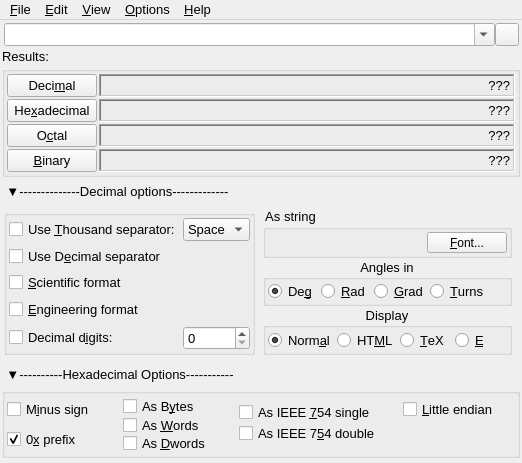
First picture: the form in FalconCalcQt/FalconCalcQt.ui, repository solyoma/FalconCalc, before the edit.
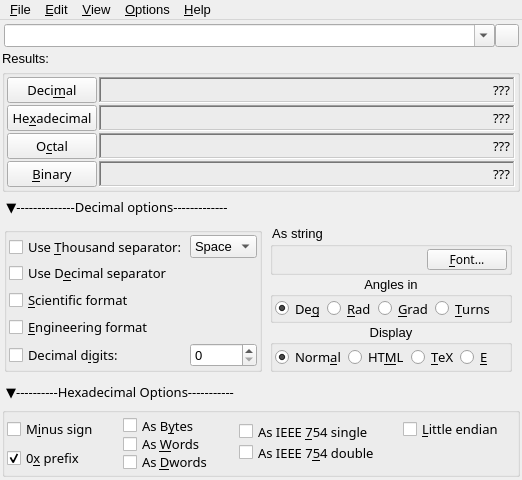
Second picture: the form after the edit. Icons and pictures are not drawn.

The edit to the form file:
```diff
--- a/FalconCalcQt/FalconCalcQt.ui
+++ b/FalconCalcQt/FalconCalcQt.ui
@@ -7,7 +7,7 @@
     <x>0</x>
     <y>0</y>
     <width>522</width>
-    <height>463</height>
+    <height>480</height>
    </rect>
   </property>
   <property name="sizePolicy">
@@ -25,7 +25,7 @@
   <property name="maximumSize">
    <size>
     <width>522</width>
-    <height>463</height>
+    <height>496</height>
    </size>
   </property>
   <property name="font">
@@ -183,7 +183,7 @@
          </property>
          <property name="font">
           <font>
-           <family>Tahoma</family>
+           <family>Sans Serif</family>
            <pointsize>10</pointsize>
           </font>
          </property>
@@ -205,7 +205,7 @@
          </property>
          <property name="font">
           <font>
-           <family>Tahoma</family>
+           <family>Sans Serif</family>
            <pointsize>10</pointsize>
           </font>
          </property>
@@ -248,7 +248,7 @@
          </property>
          <property name="font">
           <font>
-           <family>Tahoma</family>
+           <family>Sans Serif</family>
            <pointsize>10</pointsize>
           </font>
          </property>
@@ -270,7 +270,7 @@
          </property>
          <property name="font">
           <font>
-           <family>Tahoma</family>
+           <family>Sans Serif</family>
            <pointsize>10</pointsize>
           </font>
          </property>
@@ -313,7 +313,7 @@
          </property>
          <property name="font">
           <font>
-           <family>Tahoma</family>
+           <family>Sans Serif</family>
            <pointsize>10</pointsize>
           </font>
          </property>
@@ -335,7 +335,7 @@
          </property>
          <property name="font">
           <font>
-           <family>Tahoma</family>
+           <family>Sans Serif</family>
            <pointsize>10</pointsize>
           </font>
          </property>
@@ -378,7 +378,7 @@
          </property>
          <property name="font">
           <font>
-           <family>Tahoma</family>
+           <family>Sans Serif</family>
            <pointsize>10</pointsize>
           </font>
          </property>
@@ -400,7 +400,7 @@
          </property>
          <property name="font">
           <font>
-           <family>Tahoma</family>
+           <family>Sans Serif</family>
            <pointsize>10</pointsize>
           </font>
          </property>
@@ -438,6 +438,12 @@
         <height>24</height>
        </size>
       </property>
+      <property name="font">
+       <font>
+        <family>Sans Serif</family>
+        <pointsize>10</pointsize>
+       </font>
+      </property>
       <property name="text">
        <string>▼--------------Decimal options-------------</string>
       </property>
@@ -514,6 +520,12 @@
           </property>
           <item row="4" column="0">
            <widget class="QCheckBox" name="chkSci">
+            <property name="font">
+             <font>
+              <family>Sans Serif</family>
+              <pointsize>10</pointsize>
+             </font>
+            </property>
             <property name="text">
              <string>&amp;Scientific format</string>
             </property>
@@ -521,6 +533,12 @@
           </item>
           <item row="1" column="0" rowspan="3">
            <widget class="QCheckBox" name="chkDecDelim">
+            <property name="font">
+             <font>
+              <family>Sans Serif</family>
+              <pointsize>10</pointsize>
+             </font>
+            </property>
             <property name="text">
              <string>Use D&amp;ecimal separator</string>
             </property>
@@ -538,6 +556,12 @@
           </item>
           <item row="5" column="0" rowspan="3">
            <widget class="QCheckBox" name="chkEng">
+            <property name="font">
+             <font>
+              <family>Sans Serif</family>
+              <pointsize>10</pointsize>
+             </font>
+            </property>
             <property name="text">
              <string>&amp;Engineering format</string>
             </property>
@@ -545,6 +569,12 @@
           </item>
           <item row="0" column="0">
            <widget class="QCheckBox" name="chkThousandSep">
+            <property name="font">
+             <font>
+              <family>Sans Serif</family>
+              <pointsize>10</pointsize>
+             </font>
+            </property>
             <property name="text">
              <string>Use &amp;Thousand separator:</string>
             </property>
@@ -590,6 +620,12 @@
           </item>
           <item row="8" column="0">
            <widget class="QCheckBox" name="chkDecDigits">
+            <property name="font">
+             <font>
+              <family>Sans Serif</family>
+              <pointsize>10</pointsize>
+             </font>
+            </property>
             <property name="text">
              <string>Decimal d&amp;igits:</string>
             </property>
@@ -697,6 +733,11 @@
                  <height>20</height>
                 </size>
                </property>
+               <property name="font">
+                <font>
+                 <family>Sans Serif</family>
+                </font>
+               </property>
                <property name="text">
                 <string>&amp;Font...</string>
                </property>
@@ -737,6 +778,12 @@
              </property>
              <item>
               <widget class="QRadioButton" name="rbDeg">
+               <property name="font">
+                <font>
+                 <family>Sans Serif</family>
+                 <pointsize>10</pointsize>
+                </font>
+               </property>
                <property name="text">
                 <string>De&amp;g</string>
                </property>
@@ -747,6 +794,12 @@
              </item>
              <item>
               <widget class="QRadioButton" name="rbRad">
+               <property name="font">
+                <font>
+                 <family>Sans Serif</family>
+                 <pointsize>10</pointsize>
+                </font>
+               </property>
                <property name="text">
                 <string>&amp;Rad</string>
                </property>
@@ -754,6 +807,12 @@
              </item>
              <item>
               <widget class="QRadioButton" name="rbGrad">
+               <property name="font">
+                <font>
+                 <family>Sans Serif</family>
+                 <pointsize>10</pointsize>
+                </font>
+               </property>
                <property name="text">
                 <string>&amp;Grad</string>
                </property>
@@ -761,6 +820,12 @@
              </item>
              <item>
               <widget class="QRadioButton" name="rbTurns">
+               <property name="font">
+                <font>
+                 <family>Sans Serif</family>
+                 <pointsize>10</pointsize>
+                </font>
+               </property>
                <property name="text">
                 <string>&amp;Turns</string>
                </property>
@@ -803,7 +868,7 @@
               <widget class="QRadioButton" name="rbNormal">
                <property name="font">
                 <font>
-                 <family>Tahoma</family>
+                 <family>Sans Serif</family>
                  <pointsize>10</pointsize>
                 </font>
                </property>
@@ -817,6 +882,12 @@
              </item>
              <item>
               <widget class="QRadioButton" name="rbHtml">
+               <property name="font">
+                <font>
+                 <family>Sans Serif</family>
+                 <pointsize>10</pointsize>
+                </font>
+               </property>
                <property name="text">
                 <string>HT&amp;ML</string>
                </property>
@@ -824,6 +895,12 @@
              </item>
              <item>
               <widget class="QRadioButton" name="rbTex">
+               <property name="font">
+                <font>
+                 <family>Sans Serif</family>
+                 <pointsize>10</pointsize>
+                </font>
+               </property>
                <property name="text">
                 <string>&amp;TeX</string>
                </property>
@@ -831,6 +908,12 @@
              </item>
              <item>
               <widget class="QRadioButton" name="rbNone">
+               <property name="font">
+                <font>
+                 <family>Sans Serif</family>
+                 <pointsize>10</pointsize>
+                </font>
+               </property>
                <property name="text">
                 <string>&amp;E</string>
                </property>
@@ -859,6 +942,12 @@
         <height>24</height>
        </size>
       </property>
+      <property name="font">
+       <font>
+        <family>Sans Serif</family>
+        <pointsize>10</pointsize>
+       </font>
+      </property>
       <property name="text">
        <string>▼----------Hexadecimal Options-----------</string>
       </property>
@@ -926,6 +1015,12 @@
           </property>
           <item>
            <widget class="QCheckBox" name="chkBytes">
+            <property name="font">
+             <font>
+              <family>Sans Serif</family>
+              <pointsize>10</pointsize>
+             </font>
+            </property>
             <property name="text">
              <string>As B&amp;ytes</string>
             </property>
@@ -936,6 +1031,12 @@
           </item>
           <item>
            <widget class="QCheckBox" name="chkWords">
+            <property name="font">
+             <font>
+              <family>Sans Serif</family>
+              <pointsize>10</pointsize>
+             </font>
+            </property>
             <property name="text">
              <string>As &amp;Words</string>
             </property>
@@ -946,6 +1047,12 @@
           </item>
           <item>
            <widget class="QCheckBox" name="chkDWords">
+            <property name="font">
+             <font>
+              <family>Sans Serif</family>
+              <pointsize>10</pointsize>
+             </font>
+            </property>
             <property name="text">
              <string>As &amp;Dwords</string>
             </property>
@@ -959,6 +1066,12 @@
        </item>
        <item row="1" column="0">
         <widget class="QCheckBox" name="chkHexPrefix">
+         <property name="font">
+          <font>
+           <family>Sans Serif</family>
+           <pointsize>10</pointsize>
+          </font>
+         </property>
          <property name="text">
           <string>0&amp;x prefix</string>
          </property>
@@ -969,6 +1082,12 @@
        </item>
        <item row="0" column="0">
         <widget class="QCheckBox" name="chkMinus">
+         <property name="font">
+          <font>
+           <family>Sans Serif</family>
+           <pointsize>10</pointsize>
+          </font>
+         </property>
          <property name="text">
           <string>M&amp;inus sign</string>
          </property>
@@ -976,6 +1095,12 @@
        </item>
        <item row="0" column="3">
         <widget class="QCheckBox" name="chkLittleEndian">
+         <property name="font">
+          <font>
+           <family>Sans Serif</family>
+           <pointsize>10</pointsize>
+          </font>
+         </property>
          <property name="text">
           <string>&amp;Little endian</string>
          </property>
@@ -995,6 +1120,12 @@
             <height>19</height>
            </rect>
           </property>
+          <property name="font">
+           <font>
+            <family>Sans Serif</family>
+            <pointsize>10</pointsize>
+           </font>
+          </property>
           <property name="text">
            <string>As IEEE 7&amp;54 double</string>
           </property>
@@ -1011,6 +1142,12 @@
             <height>19</height>
            </rect>
           </property>
+          <property name="font">
+           <font>
+            <family>Sans Serif</family>
+            <pointsize>10</pointsize>
+           </font>
+          </property>
           <property name="text">
            <string>As IEEE &amp;754 single</string>
           </property>
```
Left out of the diff: 2 changed lines with no effect on the pictures.
